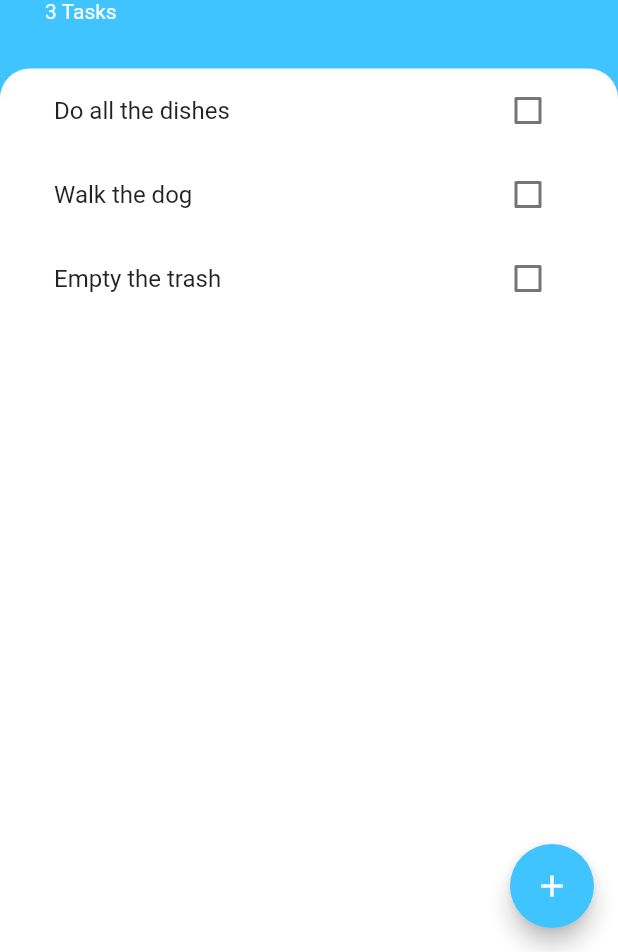
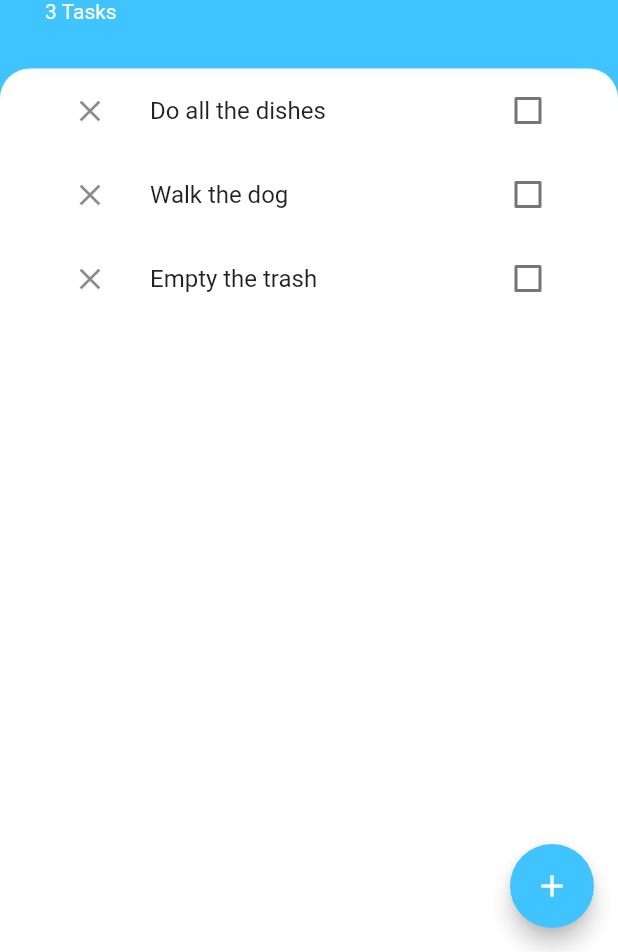
Before and after one commit to LearningRepos/mobileDevLearning, a Flutter app: the screen it shows after launch, on a phone screen of 412 x 824 dp, the part 284-1236 px from its top. Run offline on Flutter 3.47's test engine with Material 2 defaults, Android fonts, the phone set to English and light mode, and no system bars; our stand-ins replace animated_text_kit, audioplayers, cloud_firestore, firebase_auth, firebase_core, flutter_spinkit and 4 more; accounts and stored records are empty.

Commit message:
Finished Todoey App

```diff
--- a/Todoey/lib/screens/tasks_screen.dart
+++ b/Todoey/lib/screens/tasks_screen.dart
@@ -20,6 +20,12 @@ class _TasksScreenState extends State<TasksScreen> {
       tasks.add(
         Task(task, false),
       );
+    });
+  }
+
+  void deleteTask(int index) {
+    setState(() {
+      tasks.removeAt(index);
     });
   }
 
@@ -94,7 +100,7 @@ class _TasksScreenState extends State<TasksScreen> {
                   topRight: Radius.circular(20),
                 ),
               ),
-              child: TasksList(tasks),
+              child: TasksList(tasks, deleteTask),
             ),
           ),
         ],
--- a/Todoey/lib/widgets/task_tile.dart
+++ b/Todoey/lib/widgets/task_tile.dart
@@ -4,10 +4,24 @@ class TaskTile extends StatelessWidget {
   final String taskName;
   final bool isChecked;
   final Function onPress;
-  TaskTile(this.taskName, this.isChecked, this.onPress);
+  final int index;
+  final Function deleteTask;
+  TaskTile(
+    this.taskName,
+    this.isChecked,
+    this.onPress,
+    this.index,
+    this.deleteTask,
+  );
   @override
   Widget build(BuildContext context) {
     return ListTile(
+      leading: IconButton(
+        icon: Icon(Icons.close),
+        onPressed: () {
+          deleteTask(index);
+        },
+      ),
       title: Text(
         taskName,
         style: TextStyle(
--- a/Todoey/lib/widgets/tasks_list.dart
+++ b/Todoey/lib/widgets/tasks_list.dart
@@ -4,7 +4,8 @@ import 'package:Todoey/models/task.dart';
 
 class TasksList extends StatefulWidget {
   final List<Task> tasks;
-  TasksList(this.tasks);
+  final Function deleteTask;
+  TasksList(this.tasks, this.deleteTask);
   @override
   _TasksListState createState() => _TasksListState();
 }
@@ -22,6 +23,8 @@ class _TasksListState extends State<TasksList> {
               widget.tasks[index].toggleDone();
             });
           },
+          index,
+          widget.deleteTask,
         );
       },
       itemCount: widget.tasks.length,
```
